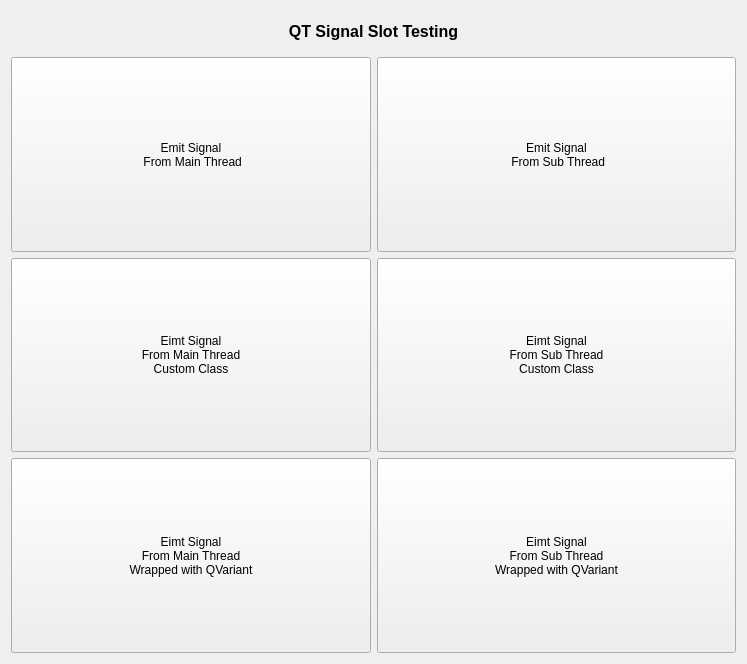
xautshuanglong/QtLearningRepository, file QtGuiApplicationTest/QtGuiApplicationTest/MiscellaneousSignalSlot.ui: the form before one commit.
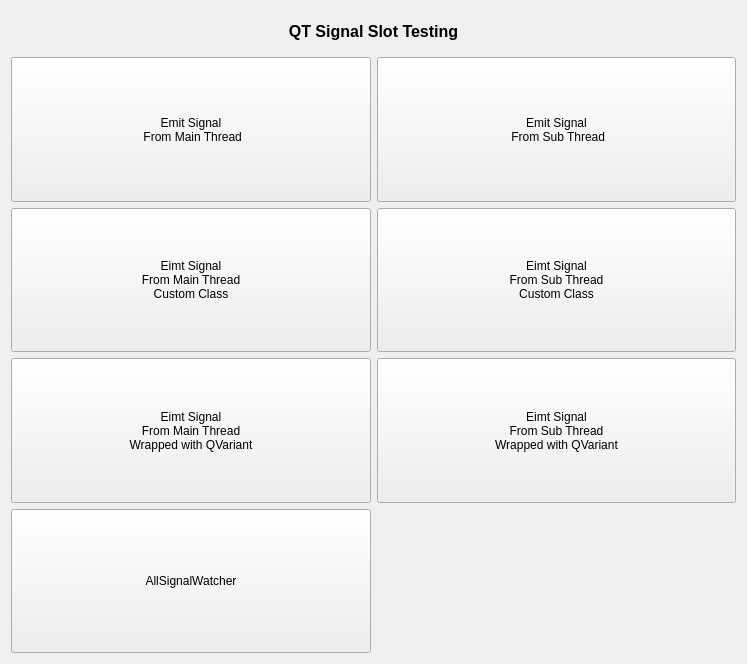
The form after the commit. Custom widgets are drawn as their Qt base class.

Commit message: 从 metaObject 获取方法签名

Diff of the .ui file:
```diff
--- a/QtGuiApplicationTest/QtGuiApplicationTest/MiscellaneousSignalSlot.ui
+++ b/QtGuiApplicationTest/QtGuiApplicationTest/MiscellaneousSignalSlot.ui
@@ -131,6 +131,19 @@
        </property>
       </widget>
      </item>
+     <item row="3" column="0">
+      <widget class="QPushButton" name="btnAllSignalWatcher">
+       <property name="sizePolicy">
+        <sizepolicy hsizetype="Expanding" vsizetype="Expanding">
+         <horstretch>0</horstretch>
+         <verstretch>0</verstretch>
+        </sizepolicy>
+       </property>
+       <property name="text">
+        <string>AllSignalWatcher</string>
+       </property>
+      </widget>
+     </item>
     </layout>
    </item>
   </layout>
```
Left out of the diff: 60 changed lines with no effect on the pictures. The commit also changes 2 other files.
